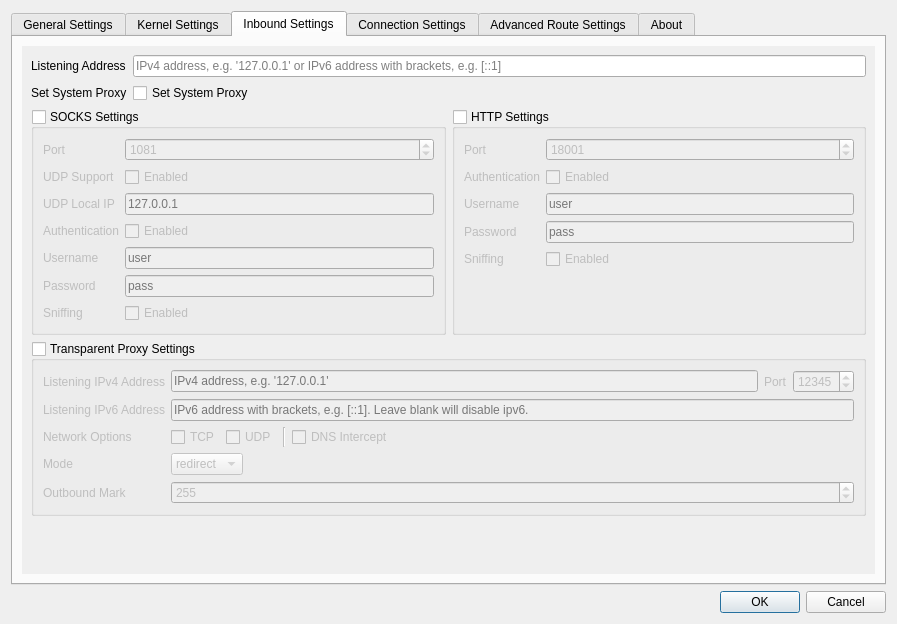
This is src/ui/windows/w_PreferencesWindow.ui in Qv2ray/Qv2ray as Qt 5 draws it before an edit. The edited form follows.
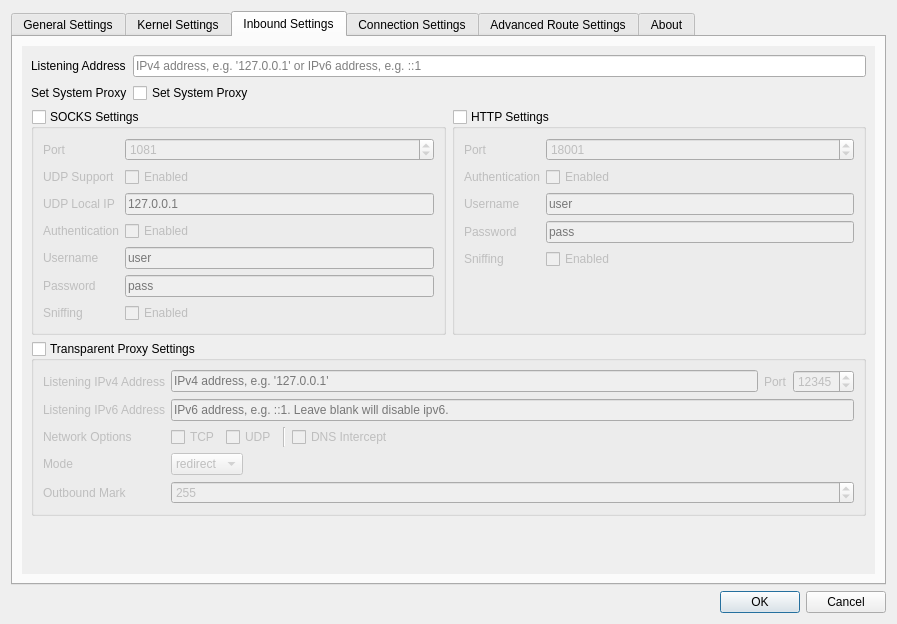
This is the edited form. The open tabs and pages were chosen to show the change. Icons and pictures are not drawn.

What changed in the file:
```diff
--- a/src/ui/windows/w_PreferencesWindow.ui
+++ b/src/ui/windows/w_PreferencesWindow.ui
@@ -935,7 +935,7 @@
              <item row="0" column="1">
               <widget class="QLineEdit" name="listenIPTxt">
                <property name="placeholderText">
-                <string>IPv4 address, e.g. '127.0.0.1' or IPv6 address with brackets, e.g. [::1]</string>
+                <string>IPv4 address, e.g. '127.0.0.1' or IPv6 address, e.g. ::1</string>
                </property>
               </widget>
              </item>
@@ -1386,7 +1386,7 @@
                    <string/>
                   </property>
                   <property name="placeholderText">
-                   <string>IPv6 address with brackets, e.g. [::1]. Leave blank will disable ipv6.</string>
+                   <string>IPv6 address, e.g. ::1. Leave blank will disable ipv6.</string>
                   </property>
                  </widget>
                 </item>
```
